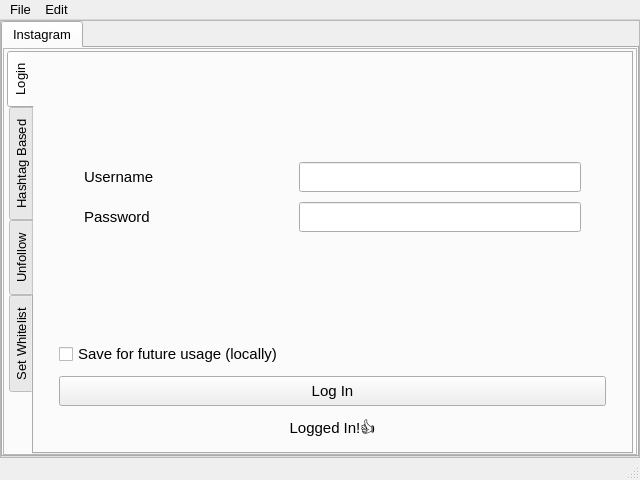
This is gui/main.ui in SenaThenu/social-media-grower as Qt 5 draws it before an edit. The edited form follows.
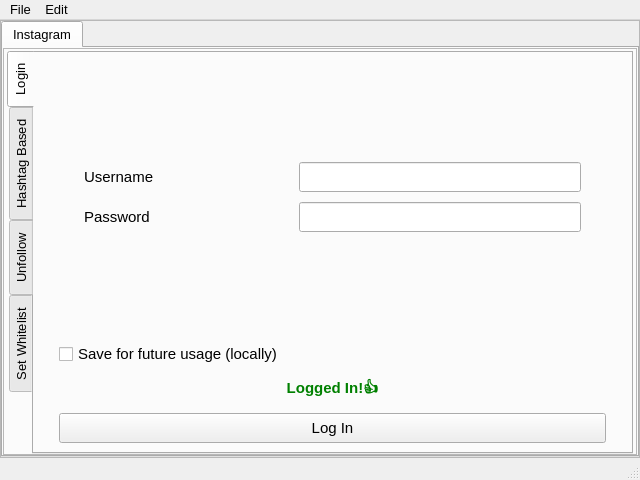
This is the edited form.

What changed in the file:
```diff
--- a/gui/main.ui
+++ b/gui/main.ui
@@ -374,38 +374,7 @@
                    </widget>
                   </item>
                   <item>
-                   <widget class="QPushButton" name="instaLoginBtn">
-                    <property name="sizePolicy">
-                     <sizepolicy hsizetype="Minimum" vsizetype="Fixed">
-                      <horstretch>0</horstretch>
-                      <verstretch>0</verstretch>
-                     </sizepolicy>
-                    </property>
-                    <property name="minimumSize">
-                     <size>
-                      <width>0</width>
-                      <height>30</height>
-                     </size>
-                    </property>
-                    <property name="font">
-                     <font>
-                      <family>Segoe UI</family>
-                      <pointsize>11</pointsize>
-                     </font>
-                    </property>
-                    <property name="autoFillBackground">
-                     <bool>false</bool>
-                    </property>
-                    <property name="text">
-                     <string>Log In</string>
-                    </property>
-                    <property name="autoDefault">
-                     <bool>false</bool>
-                    </property>
-                   </widget>
-                  </item>
-                  <item>
-                   <widget class="QLabel" name="instaLoggedInMessage">
+                   <widget class="QLabel" name="instaLogInMessage">
                     <property name="enabled">
                      <bool>true</bool>
                     </property>
@@ -419,19 +388,58 @@
                      <font>
                       <family>Segoe UI</family>
                       <pointsize>11</pointsize>
+                      <bold>true</bold>
                      </font>
                     </property>
+                    <property name="styleSheet">
+                     <string notr="true">color: green;
+font-weight: bold;</string>
+                    </property>
                     <property name="text">
                      <string>Logged In!👍</string>
                     </property>
                     <property name="alignment">
                      <set>Qt::AlignHCenter|Qt::AlignTop</set>
                     </property>
+                    <property name="wordWrap">
+                     <bool>true</bool>
+                    </property>
                     <property name="margin">
                      <number>0</number>
                     </property>
                    </widget>
                   </item>
+                  <item>
+                   <widget class="QPushButton" name="instaLogInBtn">
+                    <property name="sizePolicy">
+                     <sizepolicy hsizetype="Minimum" vsizetype="Fixed">
+                      <horstretch>0</horstretch>
+                      <verstretch>0</verstretch>
+                     </sizepolicy>
+                    </property>
+                    <property name="minimumSize">
+                     <size>
+                      <width>0</width>
+                      <height>30</height>
+                     </size>
+                    </property>
+                    <property name="font">
+                     <font>
+                      <family>Segoe UI</family>
+                      <pointsize>11</pointsize>
+                     </font>
+                    </property>
+                    <property name="autoFillBackground">
+                     <bool>false</bool>
+                    </property>
+                    <property name="text">
+                     <string>Log In</string>
+                    </property>
+                    <property name="autoDefault">
+                     <bool>false</bool>
+                    </property>
+                   </widget>
+                  </item>
                  </layout>
                 </widget>
                 <widget class="QWidget" name="instaHashtagBased">
```
Left out of the diff: 127 changed lines with no effect on the pictures.
